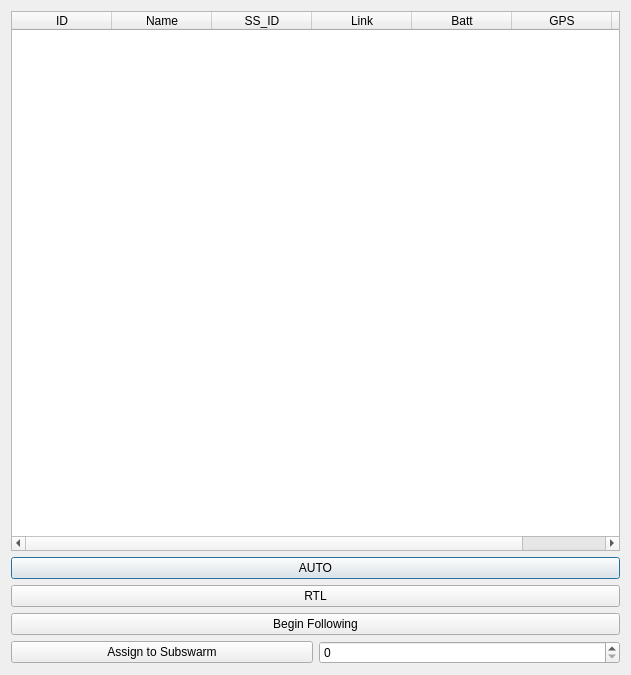
Before: the Qt Designer form SwarmCommander/modules/sc_qt_gui/dashboardDialog.ui in jaymonty/swarmcommander, drawn with Qt 5.
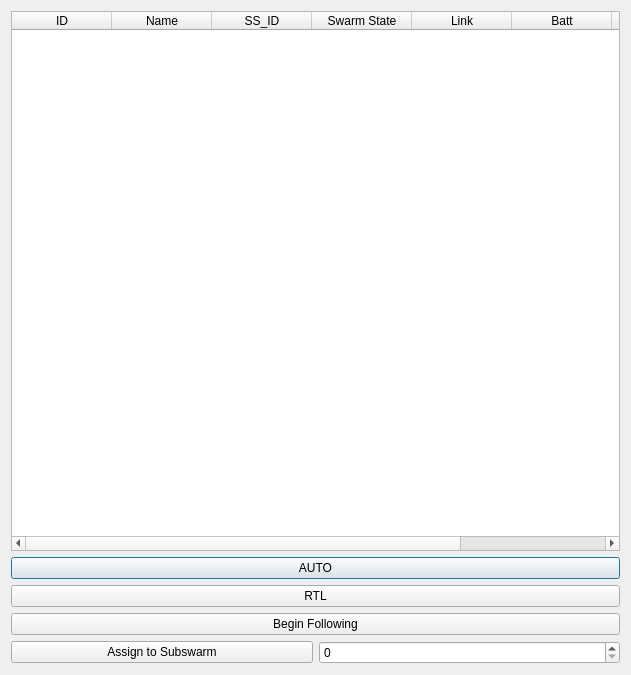
After: the same form once the commit is applied.

Commit message:
qt_gui:  Dashboard column modifications
Switched the GPS column on the dashboard to display red/green based on
the value of the gps_ok field in the FlightStatus message (gps_sats
was removed from the message).

Added swarm state to the dashboard display.  Per the mission flow
discussions that have been ongoing, swarm state describes what portion
of the mission the vehicle is in.  A vehicle can only be assigned to a
subswarm if it is in the IN_SWARM state.

Note:  there's some hacky stuff in one file that's just there until I
figure out a cleaner way to get the import to work without a crash.

What changed in the file:
```diff
--- a/SwarmCommander/modules/sc_qt_gui/dashboardDialog.ui
+++ b/SwarmCommander/modules/sc_qt_gui/dashboardDialog.ui
@@ -48,6 +48,11 @@
          <string>SS_ID</string>
         </property>
        </column>
+       <column>
+        <property name="text">
+         <string>Swarm State</string>
+        </property>
+       </column>
        <column>
         <property name="text">
          <string>Link</string>
```
The commit also changes 2 other files.
